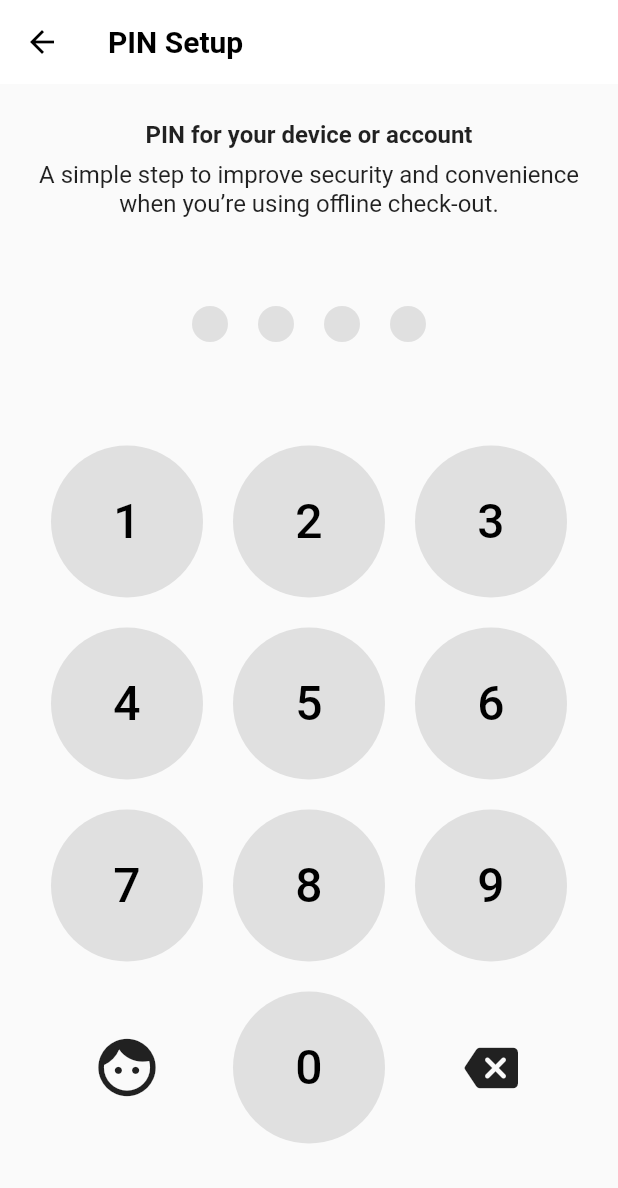
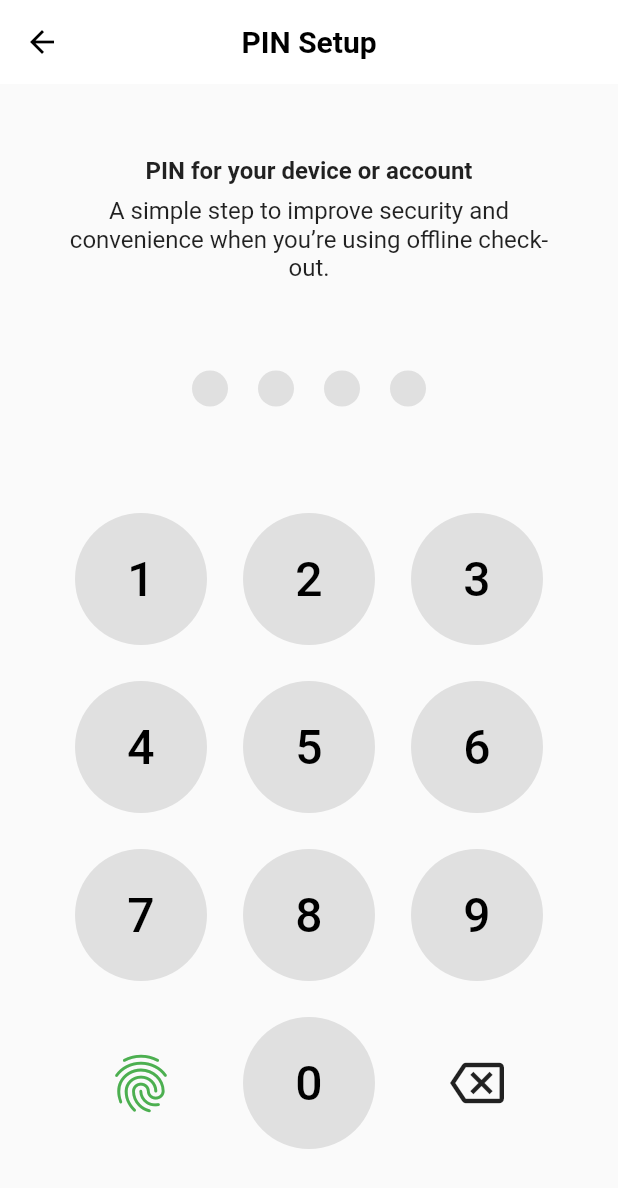
Before and after one commit to kakelay/SetUp_Pin_Custom, a Flutter app: the screen it shows after launch, on a phone screen of 412 x 824 dp. Shown: the top 1188 px of the screen. Run offline on Flutter 3.47's test engine with Material 2 defaults, Android fonts, the phone set to English and light mode, and no system bars.

Commit message:
update onpressed  change color

```diff
--- a/lib/main.dart
+++ b/lib/main.dart
@@ -44,10 +44,11 @@ class _PinSetupScreenState extends State<PinSetupScreen> {
   Widget build(BuildContext context) {
     return Scaffold(
       appBar: AppBar(
+        centerTitle: true,
         backgroundColor: Colors.white,
         leading: IconButton(
             onPressed: () {},
-            icon: Icon(
+            icon: const Icon(
               Icons.arrow_back,
               color: Colors.black,
             )),
@@ -62,7 +63,7 @@ class _PinSetupScreenState extends State<PinSetupScreen> {
         elevation: 0,
       ),
       body: ListView(
-        padding: const EdgeInsets.symmetric(horizontal: 24),
+        padding: const EdgeInsets.symmetric(horizontal: 38, vertical: 24),
         physics: const NeverScrollableScrollPhysics(),
         shrinkWrap: true,
         primary: true,
@@ -121,10 +122,12 @@ class _PinSetupScreenState extends State<PinSetupScreen> {
                 ),
               IconButton(
                 onPressed: () {},
-                  icon: const Icon(
-                    Icons.face,
+                icon: const  Icon(
+                  Icons.fingerprint,
                 ),
-                  iconSize: 46),
+                iconSize: 46,
+                color: Colors.green,
+              ),
               NumberButton(
                 number: '0',
                 onPressed: () => _onNumberPressed('0'),
@@ -132,9 +135,10 @@ class _PinSetupScreenState extends State<PinSetupScreen> {
               IconButton(
                 onPressed: _onDeletePressed,
                 icon: const Icon(
-                    Icons.backspace_rounded,
+                  Icons.backspace_outlined,
                 ),
-                  iconSize: 36),
+                iconSize: 36,
+              ),
             ],
           ),
         ],
@@ -143,37 +147,51 @@ class _PinSetupScreenState extends State<PinSetupScreen> {
   }
 }
 
-class NumberButton extends StatelessWidget {
+class NumberButton extends StatefulWidget {
   final String number;
   final VoidCallback onPressed;
 
   const NumberButton({
-    super.key,
+    Key? key,
     required this.number,
     required this.onPressed,
-  });
+  }) : super(key: key);
+
+  @override
+  _NumberButtonState createState() => _NumberButtonState();
+}
+
+class _NumberButtonState extends State<NumberButton> {
+  bool isPressed = false;
 
   @override
   Widget build(BuildContext context) {
-    return InkWell(
-      onTap: onPressed,
+    return GestureDetector(
+      onTapDown: (_) {
+        setState(() {
+          isPressed = true;
+        });
+        widget.onPressed();
+      },
+      onTapUp: (_) {
+        setState(() {
+          isPressed = false;
+        });
+      },
+      onTapCancel: () {
+        setState(() {
+          isPressed = false;
+        });
+      },
       child: Container(
-        margin: const EdgeInsets.all(10),
-        width: 60,
-        height: 60,
+        margin: const EdgeInsets.all(12),
         decoration: BoxDecoration(
           shape: BoxShape.circle,
-          color: Colors.grey.shade300,
+          color: isPressed ? Colors.green : Colors.grey.shade300,
         ),
         child: Center(
-          child: number == 'faceid'
-              ? const Icon(
-                  Icons.face,
-                  size: 24,
-                  color: Colors.white,
-                )
-              : Text(
-                  number,
+          child: Text(
+            widget.number,
             style: const TextStyle(
               fontSize: 32,
               color: Colors.black,
```
Lines whose indentation alone changed are shown as unchanged.
